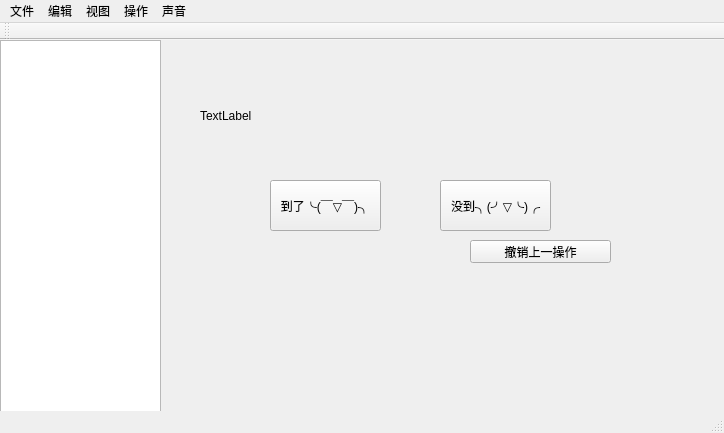
Before: the Qt Designer form code/rollCall/mainwindow.ui in Devouty/rollCall, drawn with Qt 5.
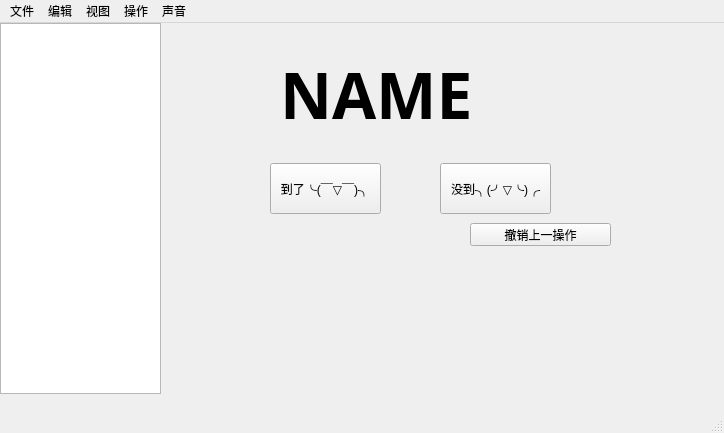
After: the same form once the commit is applied.

Commit message: 微调组件的名字

```diff
--- a/code/rollCall/mainwindow.ui
+++ b/code/rollCall/mainwindow.ui
@@ -20,21 +20,29 @@
       <x>0</x>
       <y>0</y>
       <width>161</width>
-      <height>381</height>
+      <height>371</height>
      </rect>
     </property>
    </widget>
    <widget class="QLabel" name="strudentName">
     <property name="geometry">
      <rect>
-      <x>200</x>
-      <y>40</y>
-      <width>271</width>
-      <height>71</height>
+      <x>280</x>
+      <y>30</y>
+      <width>321</width>
+      <height>81</height>
      </rect>
     </property>
+    <property name="font">
+     <font>
+      <family>微软雅黑</family>
+      <pointsize>48</pointsize>
+      <weight>75</weight>
+      <bold>true</bold>
+     </font>
+    </property>
     <property name="text">
-     <string>TextLabel</string>
+     <string>NAME</string>
     </property>
    </widget>
    <widget class="QPushButton" name="OKButton">
@@ -86,44 +94,36 @@
      <height>23</height>
     </rect>
    </property>
-   <widget class="QMenu" name="menu">
+   <widget class="QMenu" name="fileMenu">
     <property name="title">
      <string>文件</string>
     </property>
    </widget>
-   <widget class="QMenu" name="menu_2">
+   <widget class="QMenu" name="viewMenu">
     <property name="title">
      <string>视图</string>
     </property>
    </widget>
-   <widget class="QMenu" name="menu_3">
+   <widget class="QMenu" name="editMenu">
     <property name="title">
      <string>编辑</string>
     </property>
    </widget>
-   <widget class="QMenu" name="menu_4">
+   <widget class="QMenu" name="operateMenu">
     <property name="title">
      <string>操作</string>
     </property>
    </widget>
-   <widget class="QMenu" name="menu_5">
+   <widget class="QMenu" name="volumeMenu">
     <property name="title">
      <string>声音</string>
     </property>
    </widget>
-   <addaction name="menu"/>
-   <addaction name="menu_3"/>
-   <addaction name="menu_2"/>
-   <addaction name="menu_4"/>
-   <addaction name="menu_5"/>
-  </widget>
-  <widget class="QToolBar" name="mainToolBar">
-   <attribute name="toolBarArea">
-    <enum>TopToolBarArea</enum>
-   </attribute>
-   <attribute name="toolBarBreak">
-    <bool>false</bool>
-   </attribute>
+   <addaction name="fileMenu"/>
+   <addaction name="editMenu"/>
+   <addaction name="viewMenu"/>
+   <addaction name="operateMenu"/>
+   <addaction name="volumeMenu"/>
   </widget>
   <widget class="QStatusBar" name="statusBar"/>
  </widget>
```
The commit also changes 2 other files.
